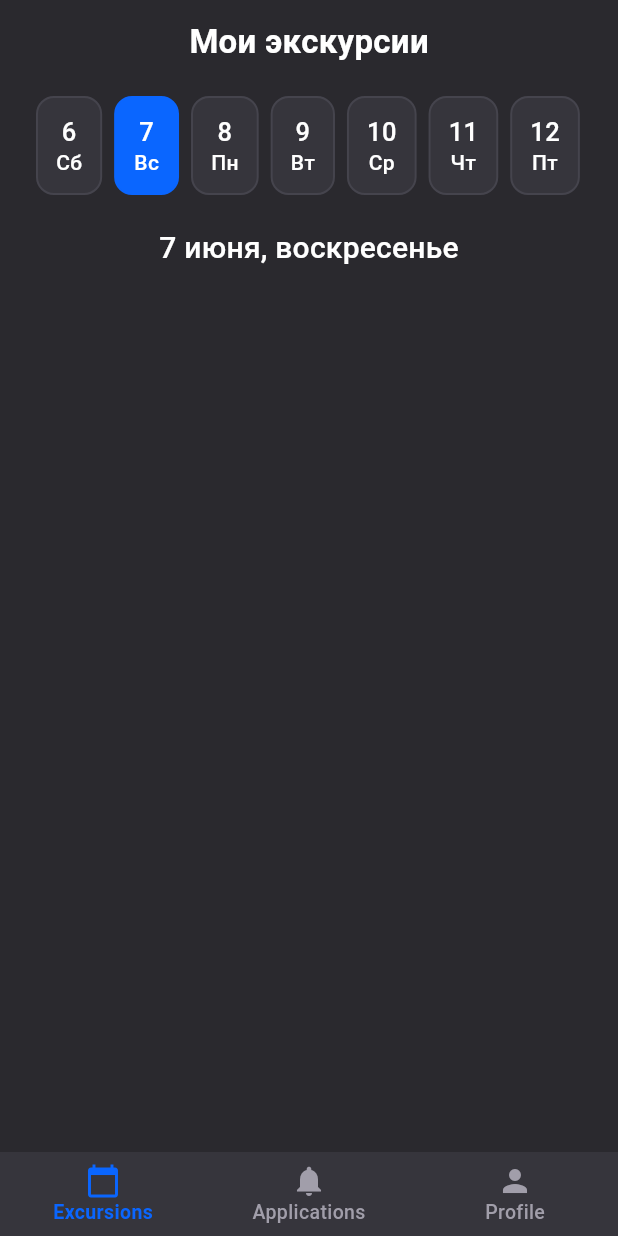
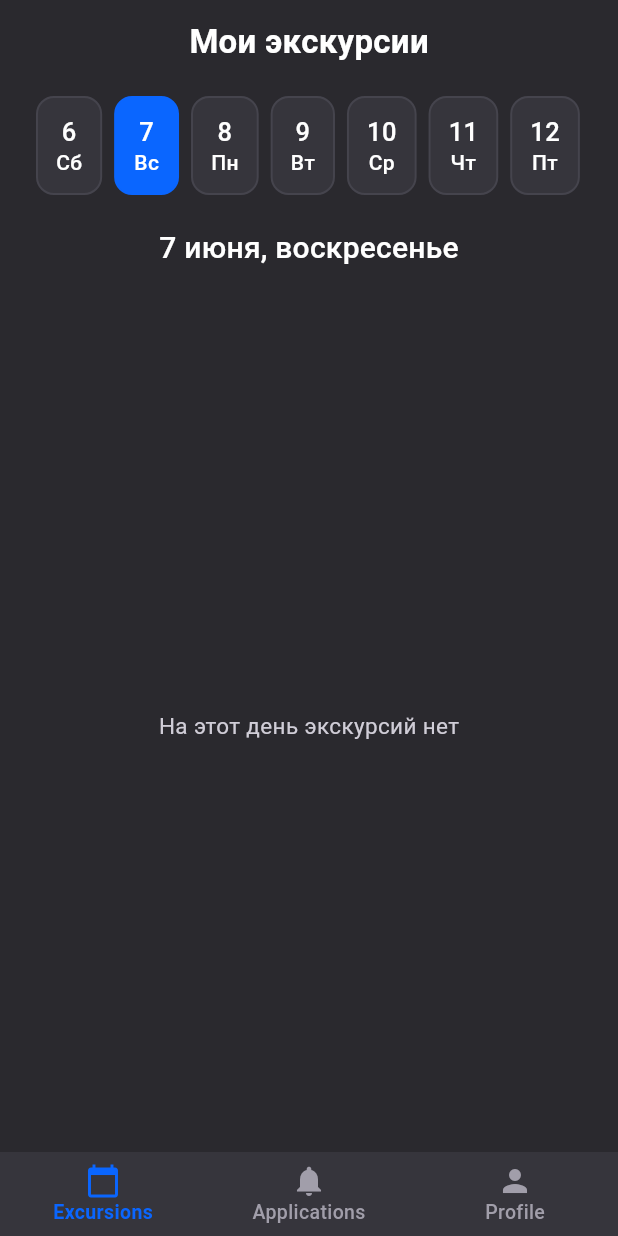
Before and after one commit to wyroxx/guide-manager, a Flutter app: the ExcursionsPage screen opened by its route, after a tap on an icon or button, on a phone screen of 412 x 824 dp. Run offline on Flutter 3.47's test engine with Material 3 defaults, Android fonts, the light colour scheme and no system bars; our stand-ins replace cloud_firestore, firebase_auth, firebase_core, flutter_riverpod, freezed_annotation, go_router and 1 more; accounts and stored records are empty.

Commit message:
excursion card and parsing

```diff
--- a/lib/app/theme.dart
+++ b/lib/app/theme.dart
@@ -48,7 +48,7 @@ abstract final class AppTheme {
         surfaceTintColor: Colors.transparent,
         shape: RoundedRectangleBorder(
           borderRadius: BorderRadius.circular(AppRadius.card),
-          side: const BorderSide(color: AppColors.border),
+          side: const BorderSide(color: AppColors.border, width: 1.5),
         ),
       ),
 
@@ -189,8 +189,8 @@ abstract final class AppTheme {
     ),
     titleSmall: TextStyle(
       color: AppColors.textPrimary,
-      fontSize: 16,
-      fontWeight: FontWeight.w600,
+      fontSize: 17,
+      fontWeight: FontWeight.w500,
     ),
     bodyLarge: TextStyle(
       color: AppColors.textSecondary,
--- a/lib/features/excursions/data/excursions_repository_impl.dart
+++ b/lib/features/excursions/data/excursions_repository_impl.dart
@@ -6,6 +6,14 @@ import 'package:guide_manager/features/excursions/domain/excursions_repository.d
 
 final excursionsRepositoryProvider = Provider<ExcursionsRepository>((ref) {
   return ExcursionsRepositoryImpl();
+});
+
+final excursionProvider = FutureProvider.family<List<Excursion>, DateTime>((
+  ref,
+  date,
+) async {
+  final repository = ref.watch(excursionsRepositoryProvider);
+  return repository.getExcursions(date);
 });
 
 class ExcursionsRepositoryImpl implements ExcursionsRepository {
@@ -17,26 +25,38 @@ class ExcursionsRepositoryImpl implements ExcursionsRepository {
   final FirebaseFirestore _firestore;
 
   @override
-  Future<List<Excursion>> getExcursions() async {
+  Future<List<Excursion>> getExcursions(DateTime date) async {
     final email = _auth.currentUser?.email;
     if (email == null || email.isEmpty) {
       return [];
     }
-    try {
+
+    final selectedDate = DateTime(date.year, date.month, date.day);
+    final nextDate = selectedDate.add(const Duration(days: 1));
+
     final snapshot = await _firestore
         .collection('excursions')
         .where('assignedGuides', arrayContains: email)
+        .where(
+          'startDate',
+          isGreaterThanOrEqualTo: Timestamp.fromDate(selectedDate),
+          isLessThan: Timestamp.fromDate(nextDate),
+        )
         .withConverter<Excursion>(
           fromFirestore: (snapshot, _) {
             final data = snapshot.data();
-              if (data == null) throw Exception('Document at ${snapshot.id} is empty');
+            if (data == null) {
+              throw Exception('Document at ${snapshot.id} is empty');
+            }
             return Excursion.fromJson(data);
           },
           toFirestore: (excursion, _) => excursion.toJson(),
-          ).get();
-      return snapshot.docs.map((doc) => doc.data()).toList();
-    } catch (e) {
-      rethrow;
+        )
+        .get();
+
+    final excursions = snapshot.docs.map((doc) => doc.data()).toList()
+      ..sort((a, b) => a.startsDate.compareTo(b.startsDate));
+
+    return excursions;
   }
 }
-}
--- a/lib/features/excursions/domain/excursions_repository.dart
+++ b/lib/features/excursions/domain/excursions_repository.dart
@@ -1,5 +1,5 @@
 import 'package:guide_manager/features/excursions/domain/excursion.dart';
 
 abstract interface class ExcursionsRepository {
-  Future<List<Excursion>> getExcursions();
+  Future<List<Excursion>> getExcursions(DateTime date);
 }
--- a/lib/features/excursions/presentation/excursions_page.dart
+++ b/lib/features/excursions/presentation/excursions_page.dart
@@ -1,18 +1,22 @@
 import 'package:flutter/material.dart';
+import 'package:flutter_riverpod/flutter_riverpod.dart';
 import 'package:guide_manager/core/utils/date_formatter.dart';
+import 'package:guide_manager/features/excursions/data/excursions_repository_impl.dart';
 import 'package:guide_manager/features/excursions/presentation/widgets/calendar.dart';
+import 'package:guide_manager/features/excursions/presentation/widgets/excursion_card.dart';
 
-class ExcursionsPage extends StatefulWidget {
+class ExcursionsPage extends ConsumerStatefulWidget {
   const ExcursionsPage({super.key});
 
   @override
-  State<ExcursionsPage> createState() => _ExcursionsPageState();
+  ConsumerState<ExcursionsPage> createState() => _ExcursionsPageState();
 }
 
-class _ExcursionsPageState extends State<ExcursionsPage> {
-  DateTime _selectedDate = DateTime.now();
+class _ExcursionsPageState extends ConsumerState<ExcursionsPage> {
+  DateTime _selectedDate = DateUtils.dateOnly(DateTime.now());
   @override
   Widget build(BuildContext context) {
+    final excursionsAsync = ref.watch(excursionProvider(_selectedDate));
     return Scaffold(
       appBar: AppBar(title: const Text('Мои экскурсии')),
       body: Column(
@@ -23,16 +27,47 @@ class _ExcursionsPageState extends State<ExcursionsPage> {
               selectedDate: _selectedDate,
               onDateSelected: (date) {
                 setState(() {
-                  _selectedDate = date;
+                  _selectedDate = DateUtils.dateOnly(date);
                 });
               },
             ),
           ),
           Padding(
-            padding: const EdgeInsets.symmetric(vertical: 12),
+            padding: const EdgeInsets.only(top: 12, bottom: 20),
             child: Text(
               formatDateTitle(_selectedDate),
               style: Theme.of(context).textTheme.titleMedium,
+            ),
+          ),
+          Expanded(
+            child: excursionsAsync.when(
+              data: (excursions) {
+                if (excursions.isEmpty) {
+                  return const Center(
+                    child: Text('На этот день экскурсий нет'),
+                  );
+                }
+
+                return Padding(
+                  padding: const EdgeInsets.symmetric(horizontal: 24),
+                  child: ListView.separated(
+                    itemBuilder: (context, index) =>
+                        ExcursionCard(excursion: excursions[index]),
+                    separatorBuilder: (_, _) => const SizedBox(height: 10),
+                    itemCount: excursions.length,
+                  ),
+                );
+              },
+              error: (error, stackTrace) => Center(
+                child: Padding(
+                  padding: const EdgeInsets.all(24),
+                  child: Text(
+                    'Не удалось загрузить экскурсии:\n$error',
+                    textAlign: TextAlign.center,
+                  ),
+                ),
+              ),
+              loading: () => const Center(child: CircularProgressIndicator()),
             ),
           ),
         ],
```
Also changed, not shown: lib/core/utils/date_formatter.dart (+11 -0 lines), lib/features/excursions/domain/excursion.dart (+6 -2 lines), lib/features/excursions/presentation/widgets/excursion_card.dart (added, +57 -0 lines), lib/features/excursions/domain/excursion.freezed.dart, lib/features/excursions/domain/excursion.g.dart, 1 other file. Lines whose indentation alone changed are shown as unchanged.
